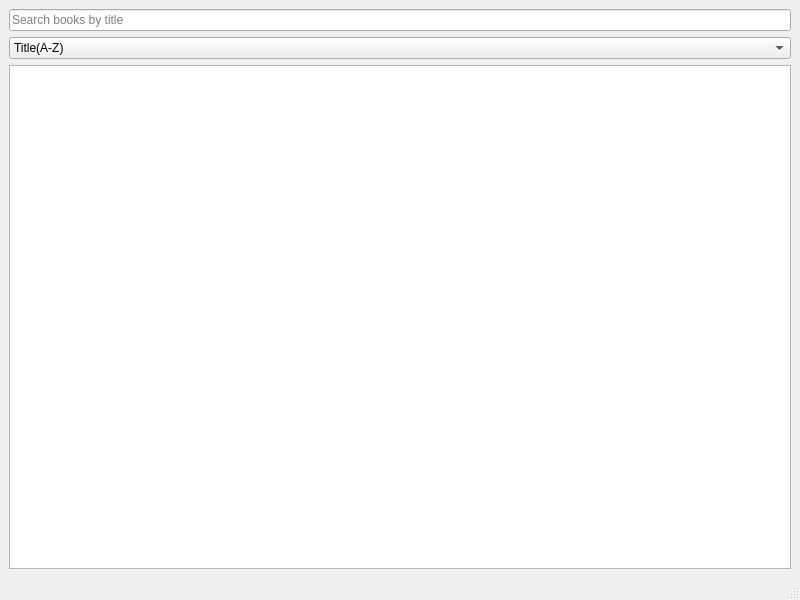
Old version of the form mainwindow.ui in the repository NightYorah/ReadHub---Digital-Bookkeepers.
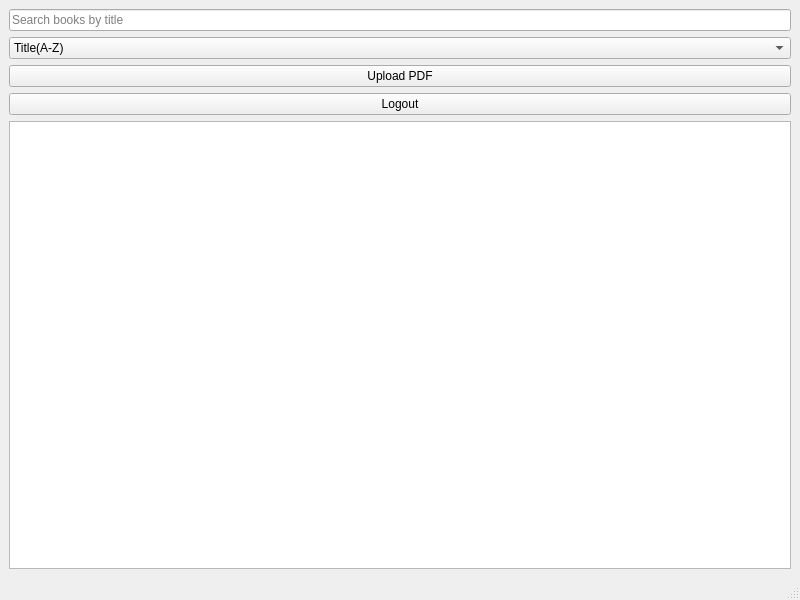
New version of the form.

Diff of the .ui file:
```diff
--- a/mainwindow.ui
+++ b/mainwindow.ui
@@ -45,6 +45,20 @@
       </item>
      </widget>
     </item>
+    <item>
+     <widget class="QPushButton" name="Switch2Upload">
+      <property name="text">
+       <string>Upload PDF</string>
+      </property>
+     </widget>
+    </item>
+    <item>
+     <widget class="QPushButton" name="pushButton">
+      <property name="text">
+       <string>Logout</string>
+      </property>
+     </widget>
+    </item>
     <item>
      <widget class="QListWidget" name="bookListWidget">
       <property name="locale">
```
Left out of the diff: 2 changed lines with no effect on the pictures.
